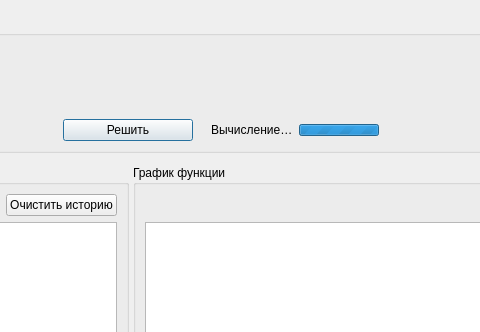
Above: src/PolynomialSolver.UI/MainWindow.ui from Modi663/PolynomialSolver before the change; both pictures show x 419 to 899 and y 0 to 332 of the 1100 by 720 pixel window. Below: the same form after it.
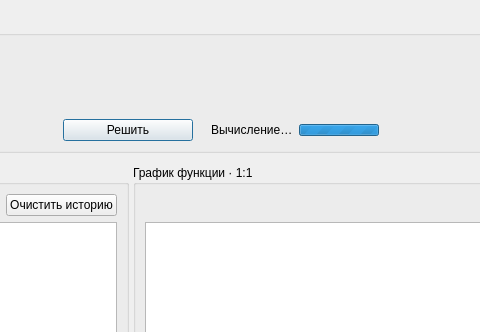
That is the form after the change. Custom widgets are drawn as their Qt base class.

Patch:
```diff
--- a/src/PolynomialSolver.UI/MainWindow.ui
+++ b/src/PolynomialSolver.UI/MainWindow.ui
@@ -334,7 +334,7 @@
       </widget>
       <widget class="QGroupBox" name="graphGroup">
        <property name="title">
-        <string>График функции</string>
+        <string>График функции · 1:1</string>
        </property>
        <layout class="QVBoxLayout" name="graphLayout">
         <property name="spacing">
```
Left out of the diff: 1 changed line with no effect on the pictures.
